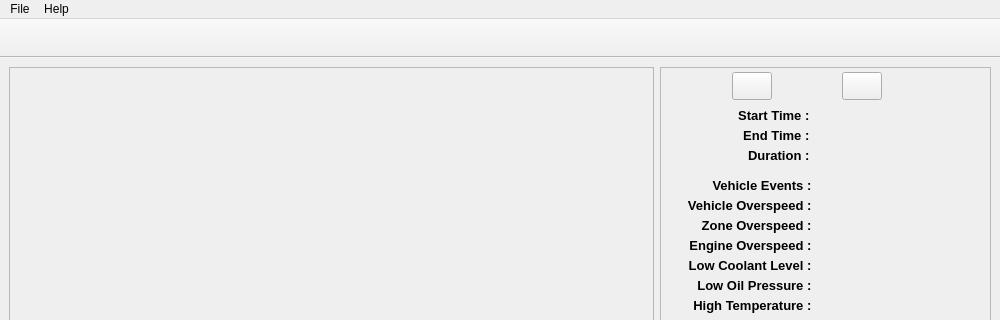
This is etscrape.ui in mikecv/etscrape as Qt 5 draws it before an edit; both pictures show x 0 to 1000 and y 0 to 320 of the 1000 by 778 pixel window. The edited form follows.
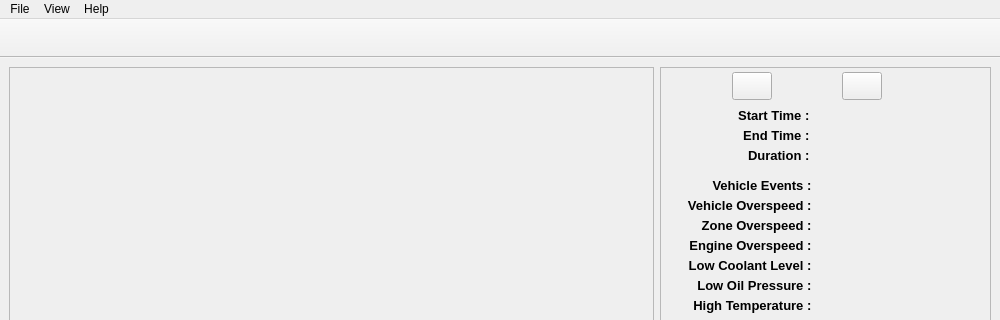
This is the edited form.

What changed in the file:
```diff
--- a/etscrape.ui
+++ b/etscrape.ui
@@ -1329,7 +1329,16 @@
     <addaction name="actionChangeLog"/>
     <addaction name="actionAbout"/>
    </widget>
+   <widget class="QMenu" name="menuView">
+    <property name="title">
+     <string>View</string>
+    </property>
+    <addaction name="actionShowInputEvents"/>
+    <addaction name="actionShowOtherEvents"/>
+    <addaction name="actionShowOutOfTripEvents"/>
+   </widget>
    <addaction name="menuFile"/>
+   <addaction name="menuView"/>
    <addaction name="menuHelp"/>
   </widget>
   <widget class="QStatusBar" name="statusbar">
```
Left out of the diff: 39 changed lines with no effect on the pictures.
